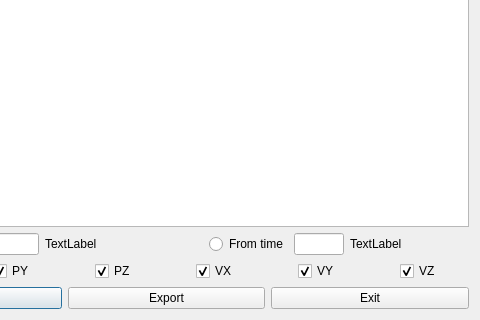
This is xdynamics_gui/wparticle_result.ui in miniwooki/xdynamics_dll as Qt 5 draws it before an edit; both pictures show x 147 to 627 and y 218 to 538 of the 627 by 538 pixel window. The edited form follows.
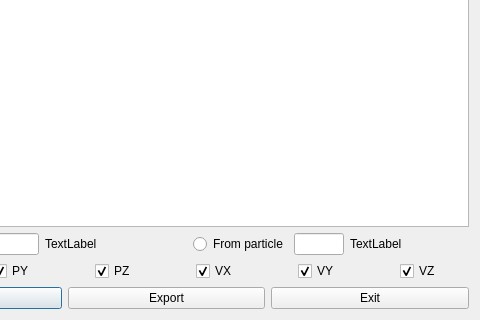
This is the edited form.

The edit to the form file:
```diff
--- a/xdynamics_gui/wparticle_result.ui
+++ b/xdynamics_gui/wparticle_result.ui
@@ -55,7 +55,7 @@
      <item alignment="Qt::AlignRight">
       <widget class="QRadioButton" name="RB_Time">
        <property name="text">
-        <string>From time</string>
+        <string>From particle</string>
        </property>
       </widget>
      </item>
```
